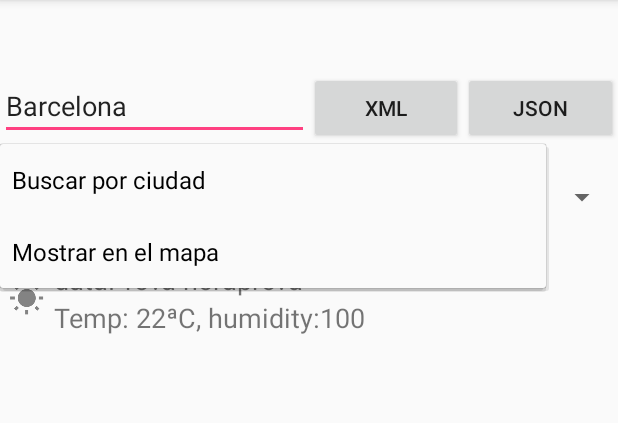
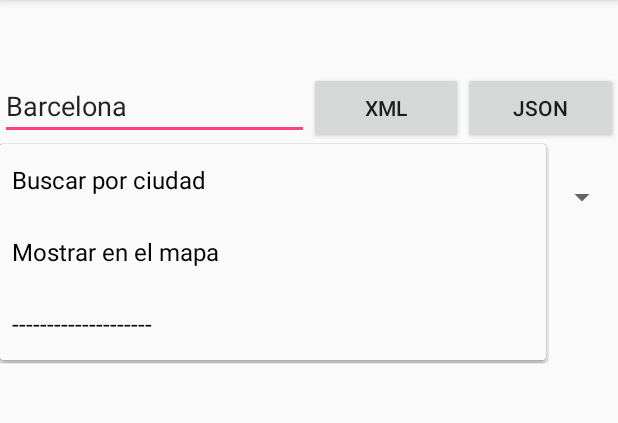
Before and after one commit to damarillom/PT16-Android, an Android app: the screen it shows after launch (MainActivity), after a tap on "Buscar por ciudad", on a phone screen of 412 x 824 dp, the part 113-536 px from its top. Run offline under Robolectric (Android 15) with nearby library versions, the phone set to English and light mode, and no system bars; 3 other taps on this screen came first.

Commit message:
nuevo campo spinner

```diff
--- a/app/src/main/res/layout/activity_main.xml
+++ b/app/src/main/res/layout/activity_main.xml
@@ -77,6 +77,8 @@
        android:elevation="2dp"
        android:src="@android:drawable/ic_menu_add" /-->
 
+
+
     </LinearLayout>
 
 
--- a/app/src/main/res/values/strings.xml
+++ b/app/src/main/res/values/strings.xml
@@ -13,7 +13,7 @@
     <string-array name="opcions">
         <item>Buscar por ciudad</item>
         <item>Mostrar en el mapa</item>
-
+        <item>--------------------</item>
     </string-array>
     <string name="token" >
         "pk.eyJ1IjoiZWJhcmJlaXRvIiwiYSI6ImNqcHUzd3k1bzAzang0OHFydmZ4Nnloa3cifQ.dd2vH9KxslMdsyjgtEUQtw"
```
